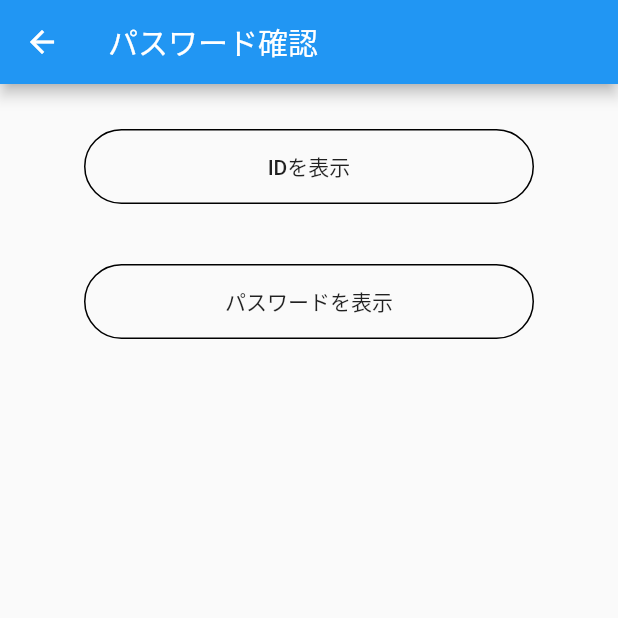
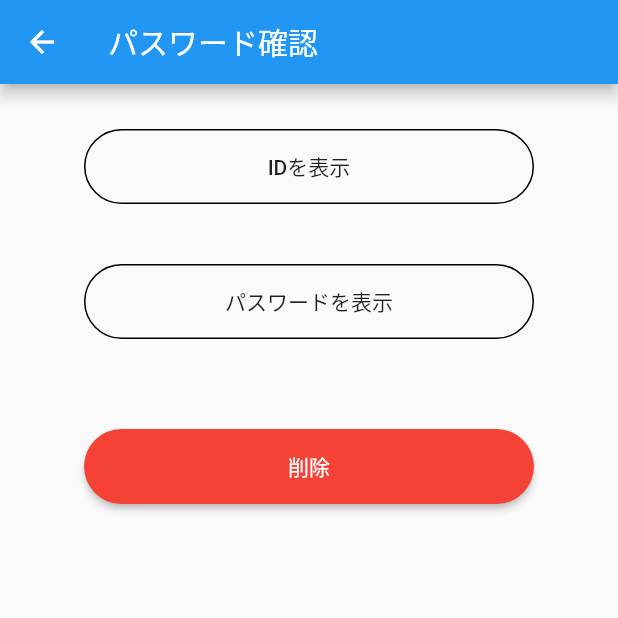
Before and after one commit to nokunoku1234/password_post_curriculum, a Flutter app: the screen it shows after launch, after a tap on "Amazon", on a phone screen of 412 x 824 dp, the top half of it. Run offline on Flutter 3.47's test engine with Material 2 defaults, Android fonts, the phone set to English and light mode, and no system bars.

Commit message:
パスワード確認画面に削除ボタンを作成し、ボタンタップでリスト削除

```diff
--- a/lib/confirm_pass.dart
+++ b/lib/confirm_pass.dart
@@ -1,11 +1,22 @@
 import 'package:flutter/material.dart';
 
 class ConfirmPass extends StatefulWidget {
+
+  final List<String> titleList;
+  final int i;
+  ConfirmPass(this.titleList, this.i);
+
   @override
   _ConfirmPassState createState() => _ConfirmPassState();
 }
 
 class _ConfirmPassState extends State<ConfirmPass> {
+
+  void deleteList() {
+    widget.titleList.removeAt(widget.i);
+    Navigator.pop(context);
+  }
+
   @override
   Widget build(BuildContext context) {
     return Scaffold(
@@ -41,6 +52,19 @@ class _ConfirmPassState extends State<ConfirmPass> {
                   child: Text('パスワードを表示')
                 ),
               ),
+              Padding(padding: EdgeInsets.all(30.0),),
+              Container(
+                width: 300,
+                height: 50,
+                child: RaisedButton(
+                  shape: StadiumBorder(),
+                  color: Colors.red,
+                  child: Text('削除', style: TextStyle(color: Colors.white),),
+                  onPressed: () {
+                    deleteList();
+                  },
+                ),
+              ),
             ],
           ),
         ),
--- a/lib/main.dart
+++ b/lib/main.dart
@@ -43,7 +43,7 @@ class _MyHomePageState extends State<MyHomePage> {
                   title: Text(titleList[i]),
                   leading: Icon(Icons.vpn_key),
                   onTap: () {
-                    Navigator.push(context, MaterialPageRoute(builder: (context) => ConfirmPass()));
+                    Navigator.push(context, MaterialPageRoute(builder: (context) => ConfirmPass(titleList, i)));
                   },
                 ),
                 Divider(),
@@ -63,7 +63,7 @@ class _MyHomePageState extends State<MyHomePage> {
   }
 }
 
-//todo パスワード確認画面に削除ボタンを追加し、ボタンタップでリスト削除
+//todo IDとPWのListも作成し情報管理する
 //todo クリップボードコピー
 //todo スライダブル実装
 //todo テーマカラー変更
```
